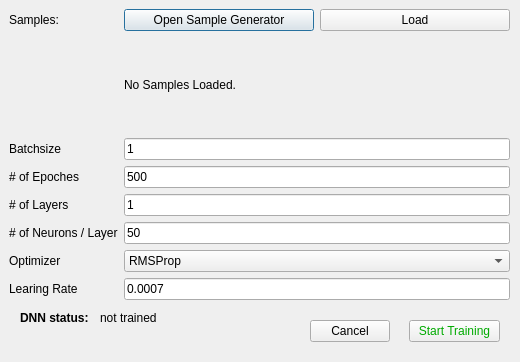
Before: the Qt Designer form ui/trainwizzard.ui in BohdanMytnyk/neurocontroller, drawn with Qt 5.
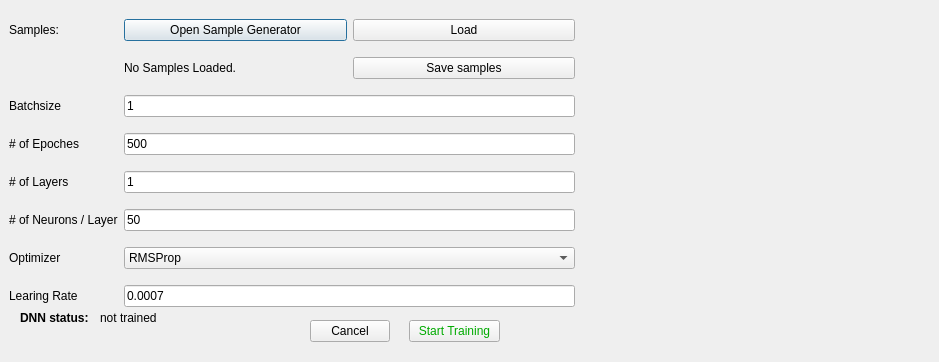
After: the same form once the commit is applied.

Commit message: added save, load and cancel buttons for samples

```diff
--- a/ui/trainwizzard.ui
+++ b/ui/trainwizzard.ui
@@ -6,7 +6,7 @@
    <rect>
     <x>0</x>
     <y>0</y>
-    <width>520</width>
+    <width>939</width>
     <height>362</height>
    </rect>
   </property>
@@ -18,25 +18,11 @@
     <rect>
      <x>9</x>
      <y>9</y>
-     <width>501</width>
-     <height>291</height>
+     <width>566</width>
+     <height>308</height>
     </rect>
    </property>
    <layout class="QGridLayout" name="gridLayout">
-    <item row="7" column="0">
-     <widget class="QLabel" name="label_8">
-      <property name="text">
-       <string>Learing Rate</string>
-      </property>
-     </widget>
-    </item>
-    <item row="4" column="0">
-     <widget class="QLabel" name="label_4">
-      <property name="text">
-       <string># of Layers</string>
-      </property>
-     </widget>
-    </item>
     <item row="1" column="0">
      <widget class="QLabel" name="label">
       <property name="text">
@@ -44,46 +30,27 @@
       </property>
      </widget>
     </item>
-    <item row="7" column="1">
+    <item row="5" column="0">
+     <widget class="QLabel" name="label_5">
+      <property name="text">
+       <string># of Neurons / Layer</string>
+      </property>
+     </widget>
+    </item>
+    <item row="2" column="0">
+     <widget class="QLabel" name="label_2">
+      <property name="text">
+       <string>Batchsize</string>
+      </property>
+     </widget>
+    </item>
+    <item row="7" column="2">
      <widget class="QLineEdit" name="lrate">
       <property name="text">
        <string>0.0007</string>
       </property>
      </widget>
     </item>
-    <item row="6" column="1">
-     <widget class="QComboBox" name="optimizer">
-      <item>
-       <property name="text">
-        <string>RMSProp</string>
-       </property>
-      </item>
-      <item>
-       <property name="text">
-        <string>AdaGrad</string>
-       </property>
-      </item>
-      <item>
-       <property name="text">
-        <string>SGD</string>
-       </property>
-      </item>
-     </widget>
-    </item>
-    <item row="2" column="1">
-     <widget class="QLineEdit" name="batch">
-      <property name="text">
-       <string>1</string>
-      </property>
-     </widget>
-    </item>
-    <item row="0" column="0">
-     <widget class="QLabel" name="label_7">
-      <property name="text">
-       <string>Samples:</string>
-      </property>
-     </widget>
-    </item>
     <item row="3" column="0">
      <widget class="QLabel" name="label_3">
       <property name="text">
@@ -91,14 +58,21 @@
       </property>
      </widget>
     </item>
-    <item row="3" column="1">
-     <widget class="QLineEdit" name="epoch">
+    <item row="0" column="0">
+     <widget class="QLabel" name="label_7">
       <property name="text">
-       <string>500</string>
+       <string>Samples:</string>
       </property>
      </widget>
     </item>
-    <item row="0" column="1">
+    <item row="4" column="2">
+     <widget class="QLineEdit" name="layers">
+      <property name="text">
+       <string>1</string>
+      </property>
+     </widget>
+    </item>
+    <item row="0" column="2">
      <layout class="QHBoxLayout" name="horizontalLayout">
       <item>
        <widget class="QPushButton" name="generate">
@@ -116,10 +90,24 @@
       </item>
      </layout>
     </item>
-    <item row="5" column="0">
-     <widget class="QLabel" name="label_5">
+    <item row="7" column="0">
+     <widget class="QLabel" name="label_8">
       <property name="text">
-       <string># of Neurons / Layer</string>
+       <string>Learing Rate</string>
+      </property>
+     </widget>
+    </item>
+    <item row="2" column="2">
+     <widget class="QLineEdit" name="batch">
+      <property name="text">
+       <string>1</string>
+      </property>
+     </widget>
+    </item>
+    <item row="4" column="0">
+     <widget class="QLabel" name="label_4">
+      <property name="text">
+       <string># of Layers</string>
       </property>
      </widget>
     </item>
@@ -130,33 +118,56 @@
       </property>
      </widget>
     </item>
-    <item row="2" column="0">
-     <widget class="QLabel" name="label_2">
-      <property name="text">
-       <string>Batchsize</string>
-      </property>
+    <item row="6" column="2">
+     <widget class="QComboBox" name="optimizer">
+      <item>
+       <property name="text">
+        <string>RMSProp</string>
+       </property>
+      </item>
+      <item>
+       <property name="text">
+        <string>AdaGrad</string>
+       </property>
+      </item>
+      <item>
+       <property name="text">
+        <string>SGD</string>
+       </property>
+      </item>
      </widget>
     </item>
-    <item row="1" column="1">
-     <widget class="QLabel" name="samplesStatus">
+    <item row="3" column="2">
+     <widget class="QLineEdit" name="epoch">
       <property name="text">
-       <string>No Samples Loaded.</string>
+       <string>500</string>
       </property>
      </widget>
     </item>
-    <item row="5" column="1">
+    <item row="5" column="2">
      <widget class="QLineEdit" name="neurons">
       <property name="text">
        <string>50</string>
       </property>
      </widget>
     </item>
-    <item row="4" column="1">
-     <widget class="QLineEdit" name="layers">
-      <property name="text">
-       <string>1</string>
-      </property>
-     </widget>
+    <item row="1" column="2">
+     <layout class="QHBoxLayout" name="horizontalLayout_2">
+      <item>
+       <widget class="QLabel" name="samplesStatus">
+        <property name="text">
+         <string>No Samples Loaded.</string>
+        </property>
+       </widget>
+      </item>
+      <item>
+       <widget class="QPushButton" name="saveSamples">
+        <property name="text">
+         <string>Save samples</string>
+        </property>
+       </widget>
+      </item>
+     </layout>
     </item>
    </layout>
   </widget>
```
The commit also changes 4 other files.
